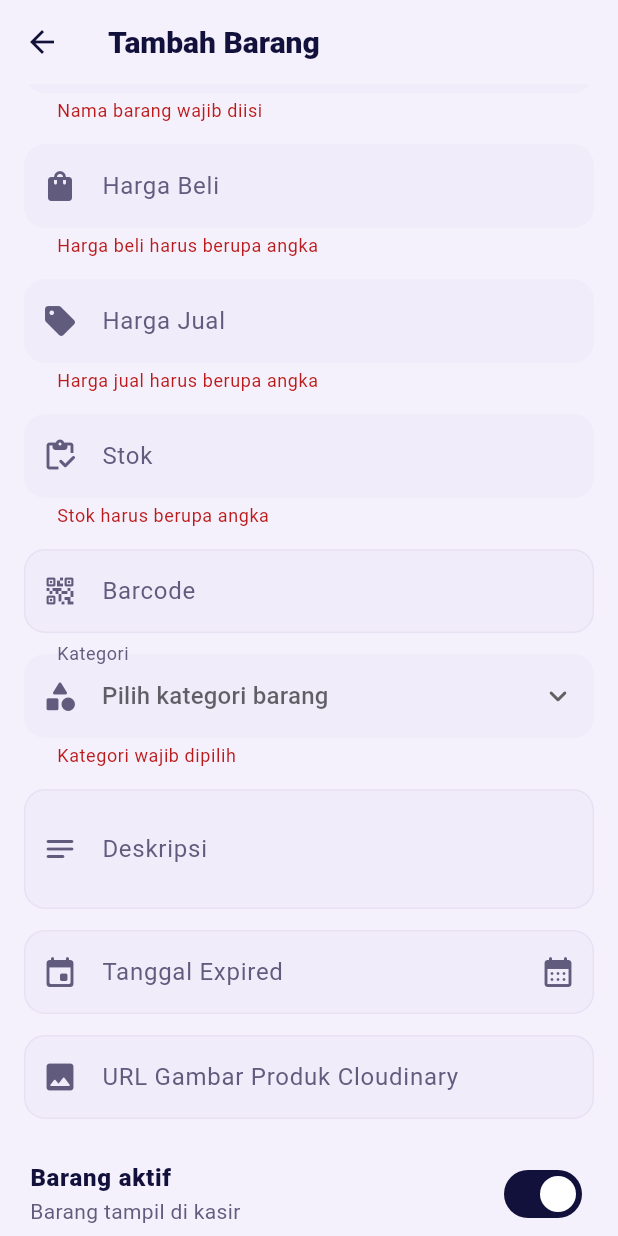
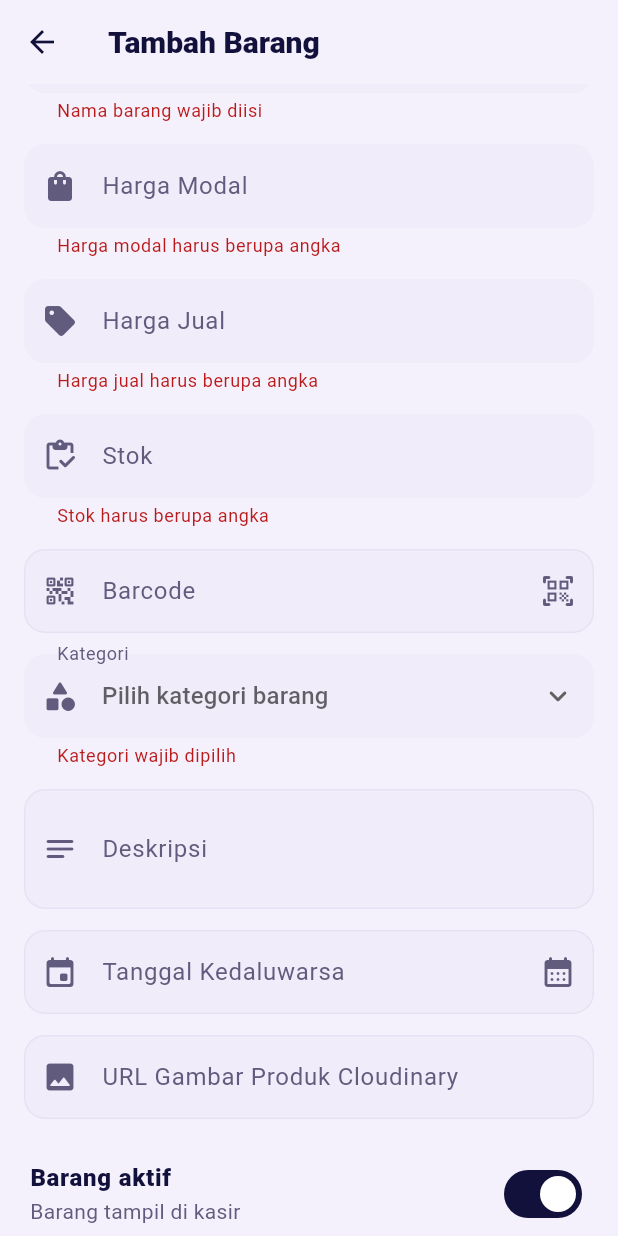
Before and after one commit to DavidDSaputra/Bakulan-D.-Frozen-Food-POS-system, a Flutter app: the ProductFormScreen screen opened directly, scrolled down 264 dp, after a tap on "Simpan", on a phone screen of 412 x 824 dp. Run offline on Flutter 3.47's test engine with Material 3 defaults, Android fonts, the phone set to English and light mode, and no system bars; our stand-ins replace cloud_firestore, firebase_auth, firebase_core, flutter_secure_storage, font_awesome_flutter, image_picker and 5 more; missing offline and left inert: excel, mobile_scanner; accounts and stored records are empty.

Commit message:
feat product catalog polish and expiration dates

```diff
--- a/lib/screens/product_form_screen.dart
+++ b/lib/screens/product_form_screen.dart
@@ -7,12 +7,16 @@ import 'package:provider/provider.dart';
 import '../models/category.dart';
 import '../models/product.dart';
 import '../providers/product_provider.dart';
+import '../providers/auth_provider.dart';
 import '../services/cloudinary_service.dart';
 import '../utils/category_helpers.dart';
+import '../utils/formatters.dart';
+import '../utils/number_input_formatter.dart';
 import '../utils/snackbar.dart';
 import '../utils/validators.dart';
 import '../widgets/app_button.dart';
 import '../widgets/app_text_field.dart';
+import 'barcode_scanner_screen.dart';
 
 class ProductFormScreen extends StatefulWidget {
   const ProductFormScreen({super.key, this.product});
@@ -49,13 +53,13 @@ class _ProductFormScreenState extends State<ProductFormScreen> {
     final product = widget.product;
     _nameController = TextEditingController(text: product?.namaBarang ?? '');
     _purchasePriceController = TextEditingController(
-      text: product == null ? '' : product.hargaBeli.toString(),
+      text: product == null ? '' : AppFormatters.number(product.hargaBeli),
     );
     _salePriceController = TextEditingController(
-      text: product == null ? '' : product.hargaJual.toString(),
+      text: product == null ? '' : AppFormatters.number(product.hargaJual),
     );
     _stockController = TextEditingController(
-      text: product == null ? '' : product.stok.toString(),
+      text: product == null ? '' : AppFormatters.number(product.stok),
     );
     _barcodeController = TextEditingController(text: product?.barcode ?? '');
     _descriptionController = TextEditingController(
@@ -87,13 +91,18 @@ class _ProductFormScreenState extends State<ProductFormScreen> {
 
   Future<void> _save() async {
     if (!_formKey.currentState!.validate()) return;
+    final actor = context.read<AuthProvider>().user;
+    if (actor == null) {
+      showAppSnackBar(context, 'Sesi pengguna tidak ditemukan', isError: true);
+      return;
+    }
 
     final product = Product(
       id: widget.product?.id ?? '',
       namaBarang: _nameController.text.trim(),
-      hargaBeli: int.parse(_purchasePriceController.text.trim()),
-      harga: int.parse(_salePriceController.text.trim()),
-      stok: int.parse(_stockController.text.trim()),
+      hargaBeli: AppFormatters.parseNumberInput(_purchasePriceController.text)!,
+      harga: AppFormatters.parseNumberInput(_salePriceController.text)!,
+      stok: AppFormatters.parseNumberInput(_stockController.text)!,
       kategoriId: _selectedCategoryId ?? '',
       imageUrl: _imageUrlController.text.trim(),
       isActive: _isActive,
@@ -106,6 +115,7 @@ class _ProductFormScreenState extends State<ProductFormScreen> {
       await context.read<ProductProvider>().saveProduct(
         product,
         isEdit: _isEdit,
+        actor: actor,
       );
       if (!mounted) return;
       showAppSnackBar(
@@ -113,9 +123,13 @@ class _ProductFormScreenState extends State<ProductFormScreen> {
         _isEdit ? 'Barang berhasil diperbarui' : 'Barang berhasil ditambahkan',
       );
       Navigator.pop(context);
-    } catch (_) {
+    } catch (error) {
       if (mounted) {
-        showAppSnackBar(context, 'Gagal menyimpan barang', isError: true);
+        showAppSnackBar(
+          context,
+          error.toString().replaceAll('Exception: ', ''),
+          isError: true,
+        );
       }
     }
   }
@@ -127,7 +141,7 @@ class _ProductFormScreenState extends State<ProductFormScreen> {
       initialDate: _expirationDate ?? now,
       firstDate: DateTime(now.year - 2),
       lastDate: DateTime(now.year + 20, 12, 31),
-      helpText: 'Pilih tanggal expired',
+      helpText: 'Pilih tanggal kedaluwarsa',
     );
     if (picked == null || !mounted) return;
 
@@ -146,7 +160,7 @@ class _ProductFormScreenState extends State<ProductFormScreen> {
 
   String _formatExpirationDate(DateTime? date) {
     if (date == null) return '';
-    return '${date.month.toString().padLeft(2, '0')}/${date.year}';
+    return AppFormatters.fullDate(date);
   }
 
   Future<void> _pickAndUploadImage() async {
@@ -183,6 +197,15 @@ class _ProductFormScreenState extends State<ProductFormScreen> {
     } finally {
       if (mounted) setState(() => _isUploadingImage = false);
     }
+  }
+
+  Future<void> _scanBarcode() async {
+    final result = await Navigator.push<String>(
+      context,
+      MaterialPageRoute(builder: (_) => const BarcodeScannerScreen()),
+    );
+    if (result == null || !mounted) return;
+    _barcodeController.text = result.trim();
   }
 
   @override
@@ -272,12 +295,13 @@ class _ProductFormScreenState extends State<ProductFormScreen> {
                   const SizedBox(height: 14),
                   AppTextField(
                     controller: _purchasePriceController,
-                    label: 'Harga Beli',
+                    label: 'Harga Modal',
                     icon: Icons.shopping_bag_rounded,
                     keyboardType: TextInputType.number,
+                    inputFormatters: [ThousandSeparatorInputFormatter()],
                     validator: (value) => Validators.nonNegativeNumber(
                       value,
-                      field: 'Harga beli',
+                      field: 'Harga modal',
                     ),
                     textInputAction: TextInputAction.next,
                   ),
@@ -287,6 +311,7 @@ class _ProductFormScreenState extends State<ProductFormScreen> {
                     label: 'Harga Jual',
                     icon: Icons.sell_rounded,
                     keyboardType: TextInputType.number,
+                    inputFormatters: [ThousandSeparatorInputFormatter()],
                     validator: (value) =>
                         Validators.positiveNumber(value, field: 'Harga jual'),
                     textInputAction: TextInputAction.next,
@@ -297,6 +322,7 @@ class _ProductFormScreenState extends State<ProductFormScreen> {
                     label: 'Stok',
                     icon: Icons.inventory_rounded,
                     keyboardType: TextInputType.number,
+                    inputFormatters: [ThousandSeparatorInputFormatter()],
                     validator: (value) =>
                         Validators.nonNegativeNumber(value, field: 'Stok'),
                     textInputAction: TextInputAction.next,
@@ -307,6 +333,11 @@ class _ProductFormScreenState extends State<ProductFormScreen> {
                     label: 'Barcode',
                     icon: Icons.qr_code_2_rounded,
                     keyboardType: TextInputType.text,
+                    suffixIcon: IconButton(
+                      tooltip: 'Scan barcode',
+                      onPressed: _scanBarcode,
+                      icon: const Icon(Icons.qr_code_scanner_rounded),
+                    ),
                     textInputAction: TextInputAction.next,
                   ),
                   const SizedBox(height: 14),
@@ -378,12 +409,12 @@ class _ProductFormScreenState extends State<ProductFormScreen> {
                     readOnly: true,
                     onTap: _pickExpirationDate,
                     decoration: InputDecoration(
-                      labelText: 'Tanggal Expired',
+                      labelText: 'Tanggal Kedaluwarsa',
                       prefixIcon: const Icon(Icons.event_rounded),
                       suffixIcon: _expirationDate == null
                           ? const Icon(Icons.calendar_month_rounded)
                           : IconButton(
-                              tooltip: 'Kosongkan tanggal expired',
+                              tooltip: 'Kosongkan tanggal kedaluwarsa',
                               onPressed: _clearExpirationDate,
                               icon: const Icon(Icons.close_rounded),
                             ),
--- a/lib/utils/formatters.dart
+++ b/lib/utils/formatters.dart
@@ -7,12 +7,31 @@ class AppFormatters {
     decimalDigits: 0,
   );
 
+  static final _number = NumberFormat.decimalPattern('id_ID');
+  static final _compactNumber = NumberFormat.compact(locale: 'id_ID');
   static final _date = DateFormat('dd MMM yyyy, HH:mm', 'id_ID');
+  static final _fullDate = DateFormat('dd MMMM yyyy', 'id_ID');
   static final _monthYear = DateFormat('MMMM yyyy', 'id_ID');
 
   static String rupiah(num value) => _rupiah.format(value);
 
+  static String number(num value) => _number.format(value);
+
+  static String compactNumber(num value) => _compactNumber.format(value);
+
+  static int? parseNumberInput(String? value) {
+    final digits = digitsOnly(value);
+    if (digits.isEmpty) return null;
+    return int.tryParse(digits);
+  }
+
+  static String digitsOnly(String? value) {
+    return (value ?? '').replaceAll(RegExp(r'[^0-9]'), '');
+  }
+
   static String date(DateTime date) => _date.format(date);
+
+  static String fullDate(DateTime date) => _fullDate.format(date);
 
   static String monthYear(DateTime date) => _monthYear.format(date);
 }
--- a/lib/utils/validators.dart
+++ b/lib/utils/validators.dart
@@ -1,3 +1,5 @@
+import 'formatters.dart';
+
 class Validators {
   static String? requiredText(String? value, {String field = 'Field'}) {
     if (value == null || value.trim().isEmpty) return '$field wajib diisi';
@@ -5,14 +7,14 @@ class Validators {
   }
 
   static String? positiveNumber(String? value, {String field = 'Angka'}) {
-    final number = int.tryParse(value?.trim() ?? '');
+    final number = AppFormatters.parseNumberInput(value);
     if (number == null) return '$field harus berupa angka';
     if (number <= 0) return '$field harus lebih dari 0';
     return null;
   }
 
   static String? nonNegativeNumber(String? value, {String field = 'Angka'}) {
-    final number = int.tryParse(value?.trim() ?? '');
+    final number = AppFormatters.parseNumberInput(value);
     if (number == null) return '$field harus berupa angka';
     if (number < 0) return '$field tidak boleh kurang dari 0';
     return null;
--- a/lib/widgets/app_text_field.dart
+++ b/lib/widgets/app_text_field.dart
@@ -1,4 +1,5 @@
 import 'package:flutter/material.dart';
+import 'package:flutter/services.dart';
 
 class AppTextField extends StatelessWidget {
   const AppTextField({
@@ -11,6 +12,8 @@ class AppTextField extends StatelessWidget {
     this.obscureText = false,
     this.textInputAction,
     this.onChanged,
+    this.inputFormatters,
+    this.suffixIcon,
   });
 
   final TextEditingController controller;
@@ -21,6 +24,8 @@ class AppTextField extends StatelessWidget {
   final bool obscureText;
   final TextInputAction? textInputAction;
   final ValueChanged<String>? onChanged;
+  final List<TextInputFormatter>? inputFormatters;
+  final Widget? suffixIcon;
 
   @override
   Widget build(BuildContext context) {
@@ -31,9 +36,11 @@ class AppTextField extends StatelessWidget {
       obscureText: obscureText,
       textInputAction: textInputAction,
       onChanged: onChanged,
+      inputFormatters: inputFormatters,
       decoration: InputDecoration(
         labelText: label,
         prefixIcon: icon == null ? null : Icon(icon),
+        suffixIcon: suffixIcon,
       ),
     );
   }
```
Also changed, not shown: lib/models/product.dart (+20 -0 lines), lib/providers/product_provider.dart (+33 -32 lines), lib/screens/barcode_scanner_screen.dart (added, +77 -0 lines), lib/screens/product_detail_screen.dart (+22 -13 lines), lib/screens/products_screen.dart (+12 -3 lines), lib/screens/sales_screen.dart (+37 -4 lines), lib/widgets/product_tile.dart (+40 -0 lines).
